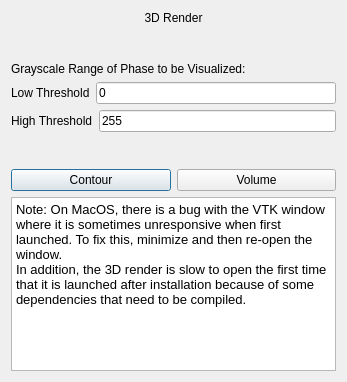
Qt form gui/src/Visualization/Visualization.ui (nasa/puma) before a commit.
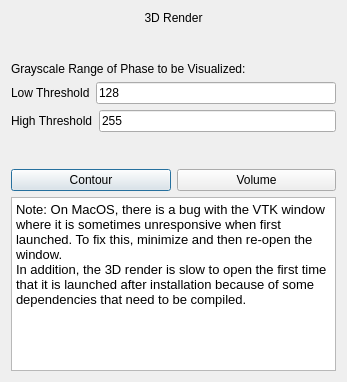
The same form after that commit.

Commit message: updated default values in the GUI

```diff
--- a/gui/src/Visualization/Visualization.ui
+++ b/gui/src/Visualization/Visualization.ui
@@ -86,7 +86,7 @@
      <item>
       <widget class="QLineEdit" name="Boundary1Edit">
        <property name="text">
-        <string>0</string>
+        <string>128</string>
        </property>
       </widget>
      </item>
```
Left out of the diff: 6 changed lines with no effect on the pictures. The commit also changes 5 other files.
